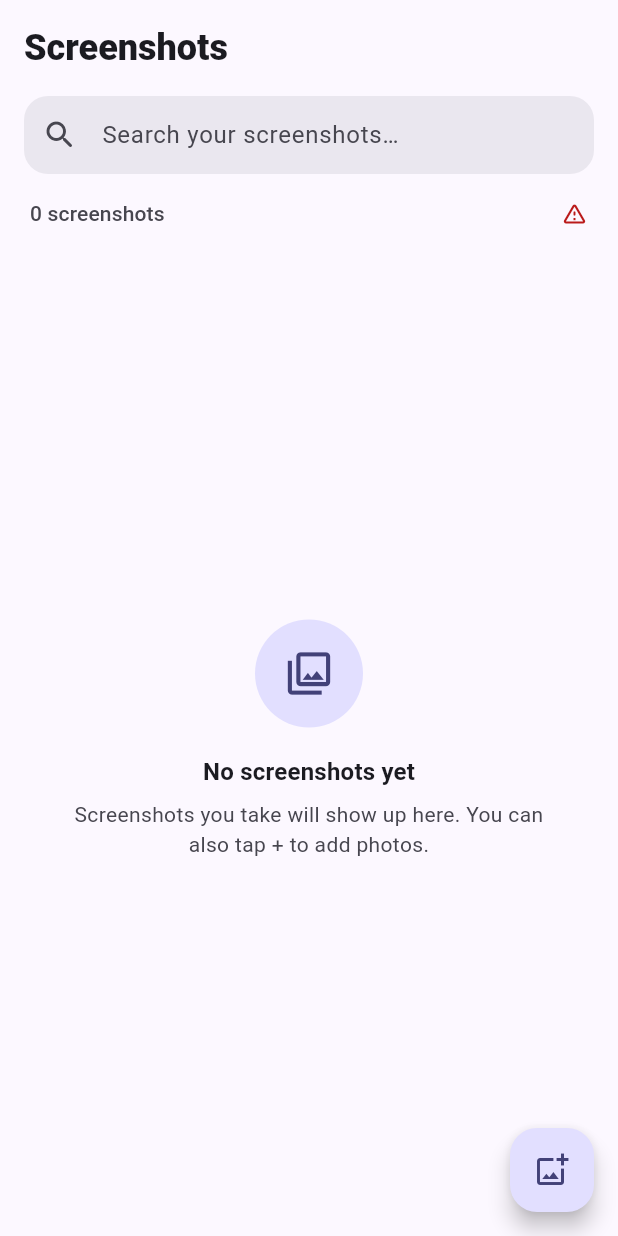
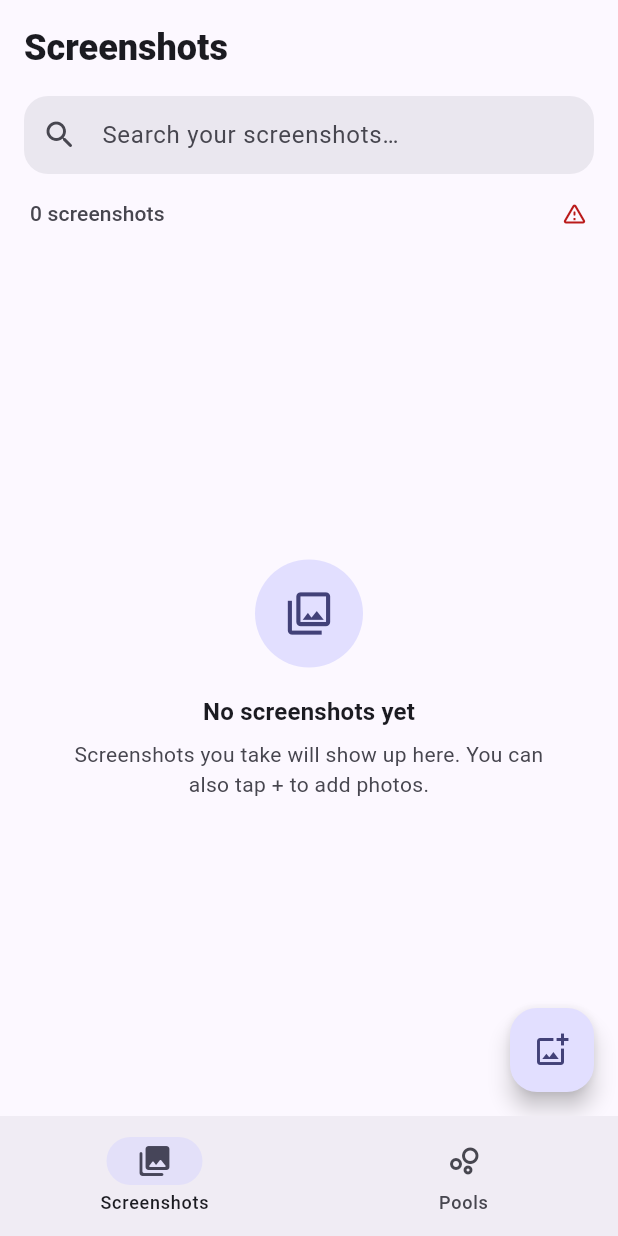
Before and after one commit to HameedAsmath/screenshort-organizer-flutter, a Flutter app: the screen it shows after launch, on a phone screen of 412 x 824 dp. Run offline on Flutter 3.47's test engine with Material 3 defaults, Android fonts, the phone set to English and light mode, and no system bars; our stand-ins replace flutter_riverpod, image_picker, sqflite; missing offline and left inert: onnxruntime, photo_manager; accounts and stored records are empty.

Commit message:
added pools

```diff
--- a/lib/main.dart
+++ b/lib/main.dart
@@ -2,7 +2,7 @@ import 'package:flutter/material.dart';
 import 'package:flutter_riverpod/flutter_riverpod.dart';
 
 import 'ui/app_theme.dart';
-import 'ui/home_screen.dart';
+import 'ui/app_shell.dart';
 
 void main() async {
   WidgetsFlutterBinding.ensureInitialized();
@@ -19,7 +19,7 @@ class MyApp extends StatelessWidget {
       debugShowCheckedModeBanner: false,
       theme: AppTheme.light(),
       darkTheme: AppTheme.dark(),
-      home: const HomeScreen(),
+      home: const AppShell(),
     );
   }
 }
--- a/lib/providers.dart
+++ b/lib/providers.dart
@@ -1,9 +1,11 @@
 import 'package:flutter_riverpod/flutter_riverpod.dart';
 
 import 'services/database_service.dart';
-import 'services/debug_tools.dart';
 import 'services/embedding_service.dart';
 import 'services/screenshot_importer.dart';
+
+import 'services/pool_service.dart';
+import 'services/vector_math.dart';
 
 final screenshotsProvider = StateProvider<List<Map>>((ref) => []);
 final searchQueryProvider = StateProvider<String>((ref) => '');
@@ -33,7 +35,6 @@ final dbInitProvider = FutureProvider<void>((ref) async {
 
   ref.read(importProgressProvider.notifier).state = null;
   ref.read(screenshotsProvider.notifier).state = await db.getAllScreenshots();
-  await DebugTools.abTestLatest('juice'); // TEMPORARY: diagnostics
 });
 
 final searchResultsProvider = FutureProvider<List<Map>>((ref) async {
@@ -51,3 +52,35 @@ final searchResultsProvider = FutureProvider<List<Map>>((ref) async {
   print('Found ${results.length} results');
   return results;
 });
+
+/// Personal pools, computed once the startup work (embeddings, import) is done.
+final poolsProvider = FutureProvider<List<Pool>>((ref) async {
+  // Wait for dbInitProvider to finish before clustering
+  await ref.watch(dbInitProvider.future);
+
+  final all = await DatabaseService().getAllEmbeddings();
+  final ids = [for (final e in all) e.$1];
+  final vectors = [for (final e in all) VectorMath.normalize(e.$3)];
+
+  final sw = Stopwatch()..start();
+  final k = PoolService.chooseK(vectors.length);
+  final result = await PoolService.kMeansInBackground(vectors, k);
+  final pools = PoolService.buildPools(ids, vectors, result);
+  print(
+    '🧩 ${pools.length} pools ready in ${sw.elapsedMilliseconds} ms (k=$k)',
+  );
+
+  // TEMPORARY: list them so we can check the result
+  final nameById = {for (final e in all) e.$1: e.$2};
+  for (final p in pools) {
+    final examples = p.memberIds
+        .take(3)
+        .map((id) => nameById[id])
+        .join('  ·  ');
+    print(
+      '🧩 ${p.name.padRight(8)} ${p.size.toString().padLeft(3)} │ $examples',
+    );
+  }
+
+  return pools;
+});
--- /dev/null
+++ b/lib/ui/app_shell.dart
@@ -0,0 +1,72 @@
+import 'package:flutter/material.dart';
+import 'package:flutter_riverpod/flutter_riverpod.dart';
+
+import '../providers.dart';
+import 'home_screen.dart';
+import 'indexing_overlay.dart';
+import 'pools_screen.dart';
+
+/// Top-level layout: two tabs (Screenshots, Pools) with a bottom bar, plus the
+/// indexing overlay on top of everything.
+class AppShell extends ConsumerStatefulWidget {
+  const AppShell({super.key});
+
+  @override
+  ConsumerState<AppShell> createState() => _AppShellState();
+}
+
+class _AppShellState extends ConsumerState<AppShell> {
+  int _tab = 0;
+
+  @override
+  Widget build(BuildContext context) {
+    final init = ref.watch(dbInitProvider);
+    final progress = ref.watch(importProgressProvider);
+    ref.watch(poolsProvider); // start computing pools after startup
+    final isIndexing = init.isLoading;
+
+    return Stack(
+      children: [
+        Scaffold(
+          body: IndexedStack(
+            index: _tab,
+            children: const [HomeScreen(), PoolsScreen()],
+          ),
+          bottomNavigationBar: NavigationBar(
+            selectedIndex: _tab,
+            onDestinationSelected: (i) {
+              FocusScope.of(context).unfocus(); // close the keyboard
+              setState(() => _tab = i);
+            },
+            destinations: const [
+              NavigationDestination(
+                icon: Icon(Icons.photo_library_outlined),
+                selectedIcon: Icon(Icons.photo_library_rounded),
+                label: 'Screenshots',
+              ),
+              NavigationDestination(
+                icon: Icon(Icons.bubble_chart_outlined),
+                selectedIcon: Icon(Icons.bubble_chart_rounded),
+                label: 'Pools',
+              ),
+            ],
+          ),
+        ),
+        // Blurred, blocking overlay while models load / screenshots index.
+        Positioned.fill(
+          child: IgnorePointer(
+            ignoring: !isIndexing,
+            child: AnimatedOpacity(
+              opacity: isIndexing ? 1 : 0,
+              duration: const Duration(milliseconds: 350),
+              curve: Curves.easeOut,
+              child: isIndexing
+                  ? IndexingOverlay(progress: progress)
+                  : const SizedBox.shrink(),
+            ),
+          ),
+        ),
+      ],
+    );
+  }
+}
--- a/lib/ui/home_screen.dart
+++ b/lib/ui/home_screen.dart
@@ -8,7 +8,6 @@ import '../providers.dart';
 import '../services/database_service.dart';
 import '../services/embedding_service.dart';
 import '../services/photo_service.dart';
-import 'indexing_overlay.dart';
 import 'screenshot_actions.dart';
 import 'screenshot_detail_screen.dart';
 import 'screenshot_tile.dart';
@@ -119,7 +118,6 @@ class _HomeScreenState extends ConsumerState<HomeScreen> {
   @override
   Widget build(BuildContext context) {
     final init = ref.watch(dbInitProvider);
-    final progress = ref.watch(importProgressProvider);
     final screenshots = ref.watch(screenshotsProvider);
     final searchQuery = ref.watch(searchQueryProvider);
     final searchResults = ref.watch(searchResultsProvider);
@@ -131,16 +129,13 @@ class _HomeScreenState extends ConsumerState<HomeScreen> {
         ? (searchResults.value ?? const [])
         : screenshots;
 
-    return Stack(
-      children: [
-        Scaffold(
+    return Scaffold(
       appBar: AppBar(
         toolbarHeight: 64,
         title: Text(
           'Screenshots',
-              style: Theme.of(
-                context,
-              ).textTheme.headlineSmall?.copyWith(fontWeight: FontWeight.w800),
+          style: Theme.of(context).textTheme.headlineSmall
+              ?.copyWith(fontWeight: FontWeight.w800),
         ),
         bottom: PreferredSize(
           preferredSize: const Size.fromHeight(64),
@@ -201,22 +196,6 @@ class _HomeScreenState extends ConsumerState<HomeScreen> {
                       ),
               ),
             ),
-        ),
-        // Blurred, blocking overlay while models load / screenshots index.
-        Positioned.fill(
-          child: IgnorePointer(
-            ignoring: !isIndexing,
-            child: AnimatedOpacity(
-              opacity: isIndexing ? 1 : 0,
-              duration: const Duration(milliseconds: 350),
-              curve: Curves.easeOut,
-              child: isIndexing
-                  ? IndexingOverlay(progress: progress)
-                  : const SizedBox.shrink(),
-            ),
-          ),
-        ),
-      ],
     );
   }
 
@@ -244,15 +223,13 @@ class _HomeScreenState extends ConsumerState<HomeScreen> {
               key: ValueKey('no-matches'),
               icon: Icons.search_off_rounded,
               title: 'No matches',
-              message:
-                  'Try describing what\'s in the screenshot, like "receipt", "chat" or "qr code".',
+              message: 'Try describing what\'s in the screenshot, like "receipt", "chat" or "qr code".',
             )
           : const _EmptyState(
               key: ValueKey('empty'),
               icon: Icons.photo_library_outlined,
               title: 'No screenshots yet',
-              message:
-                  'Screenshots you take will show up here. You can also tap + to add photos.',
+              message: 'Screenshots you take will show up here. You can also tap + to add photos.',
             );
     }
 
```
Also changed, not shown: lib/services/database_service.dart (+19 -0 lines), lib/services/pool_service.dart (added, +187 -0 lines), lib/services/vector_math.dart (added, +31 -0 lines), lib/ui/pool_card.dart (added, +91 -0 lines), lib/ui/pool_detail_screen.dart (added, +80 -0 lines), lib/ui/pools_screen.dart (added, +75 -0 lines), lib/ui/screenshot_detail_screen.dart (+16 -0 lines), 2 other files. Lines whose indentation alone changed are shown as unchanged.
